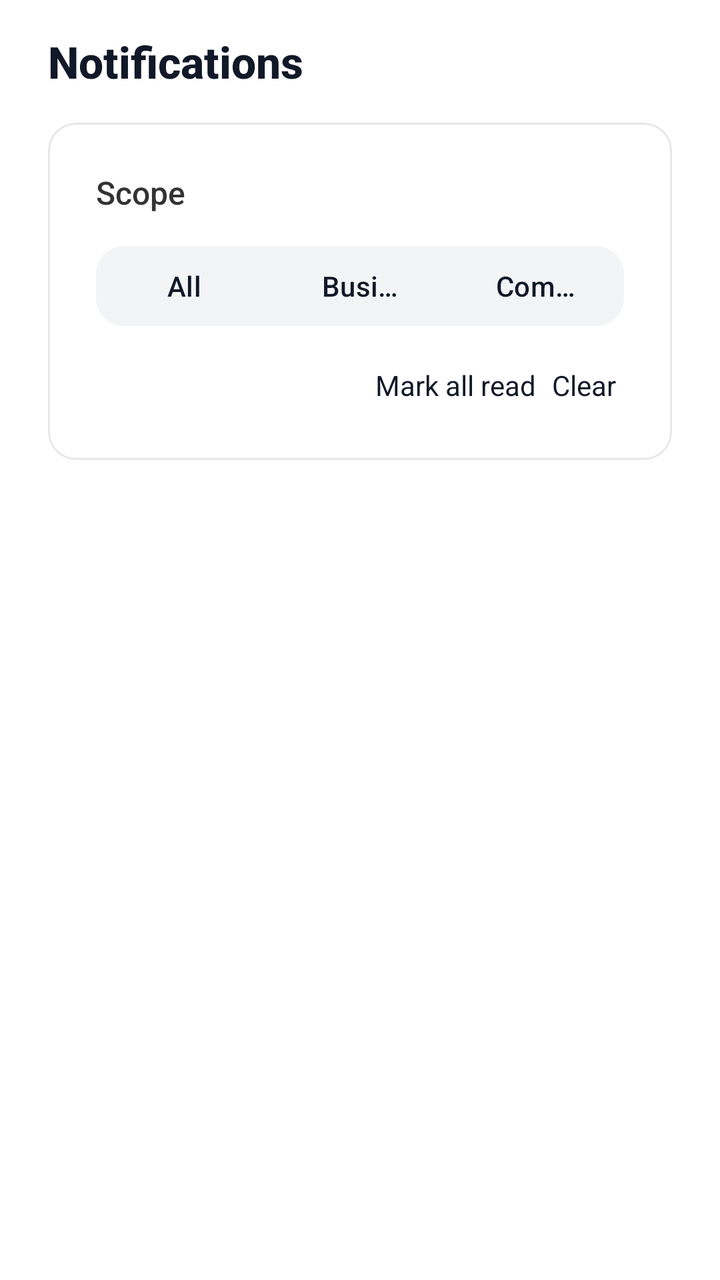
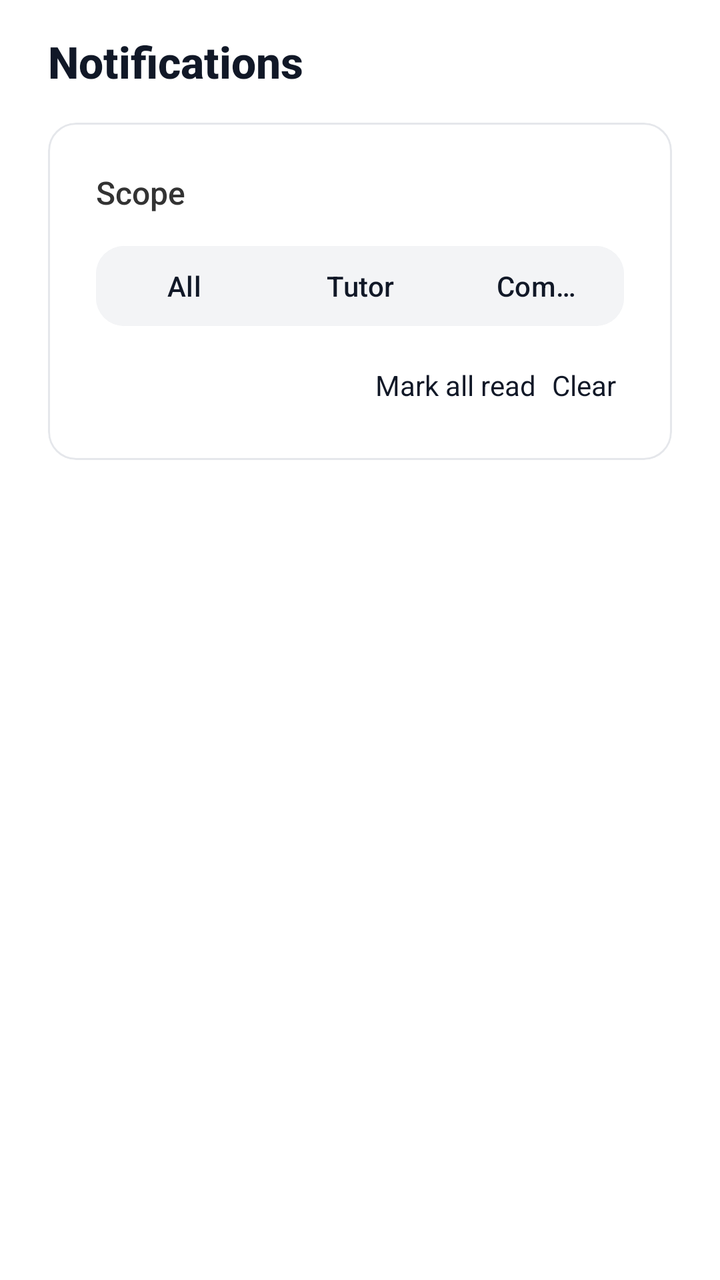

Before-and-after screenshots of an Android layout around one commit, followed by the original layout XML and the change that was made.
<!-- AndroidManifest.xml: application theme Theme.Csci3130Group1 -->
<!-- res/layout/fragment_notifications.xml -->
<?xml version="1.0" encoding="utf-8"?>
<LinearLayout xmlns:android="http://schemas.android.com/apk/res/android"
    xmlns:app="http://schemas.android.com/apk/res-auto"
    android:layout_width="match_parent"
    android:layout_height="match_parent"
    android:orientation="vertical"
    android:paddingHorizontal="24dp"
    android:paddingTop="16dp"
    android:paddingBottom="24dp"
    android:background="#FFFFFF">

    <TextView
        android:id="@+id/notificationsHeader"
        android:layout_width="match_parent"
        android:layout_height="wrap_content"
        android:text="Notifications"
        android:textSize="22sp"
        android:fontFamily="sans-serif-medium"
        android:textStyle="bold"
        android:textColor="#111827"
        android:layout_marginBottom="16dp"/>

    
    <com.google.android.material.card.MaterialCardView
        android:layout_width="match_parent"
        android:layout_height="wrap_content"
        android:layout_marginBottom="16dp"
        app:cardCornerRadius="14dp"
        app:cardElevation="0dp"
        app:cardBackgroundColor="#FFFFFF"
        app:strokeColor="#E5E7EB"
        app:strokeWidth="1dp">

        <LinearLayout
            android:layout_width="match_parent"
            android:layout_height="wrap_content"
            android:orientation="vertical"
            android:padding="24dp">

            <TextView
                android:layout_width="wrap_content"
                android:layout_height="wrap_content"
                android:text="Scope"
                android:textSize="16sp"
                android:textColor="#333333"
                android:fontFamily="sans-serif-medium"
                android:layout_marginBottom="12dp"/>

            <com.google.android.material.button.MaterialButtonToggleGroup
                android:id="@+id/filterToggleGroup"
                android:layout_width="match_parent"
                android:layout_height="wrap_content"
                android:layout_marginBottom="12dp"
                app:singleSelection="true"
                app:selectionRequired="true">

                <com.google.android.material.button.MaterialButton
                    android:id="@+id/btn_all"
                    style="@style/Widget.Material3.Button"
                    android:layout_width="0dp"
                    android:layout_height="wrap_content"
                    android:layout_weight="1"
                    android:text="All"
                    android:textAllCaps="false"
                    android:textColor="@color/toggle_btn_text"
                    android:backgroundTint="@color/toggle_btn_bg_tint"
                    android:checkable="true"
                    android:checked="true"
                    app:cornerRadius="14dp"
                    android:layout_marginEnd="8dp"/>

                <com.google.android.material.button.MaterialButton
                    android:id="@+id/btn_business"
                    style="@style/Widget.Material3.Button"
                    android:layout_width="0dp"
                    android:layout_height="wrap_content"
                    android:layout_weight="1"
                    android:text="Business"
                    android:textAllCaps="false"
                    android:textColor="@color/toggle_btn_text"
                    android:backgroundTint="@color/toggle_btn_bg_tint"
                    android:checkable="true"
                    app:cornerRadius="14dp"
                    android:layout_marginEnd="8dp"/>

                <com.google.android.material.button.MaterialButton
                    android:id="@+id/btn_community"
                    style="@style/Widget.Material3.Button"
                    android:layout_width="0dp"
                    android:layout_height="wrap_content"
                    android:layout_weight="1"
                    android:text="Community"
                    android:textAllCaps="false"
                    android:textColor="@color/toggle_btn_text"
                    android:backgroundTint="@color/toggle_btn_bg_tint"
                    android:checkable="true"
                    app:cornerRadius="14dp"/>
            </com.google.android.material.button.MaterialButtonToggleGroup>

            
            <LinearLayout
                android:id="@+id/notificationActions"
                android:layout_width="match_parent"
                android:layout_height="wrap_content"
                android:orientation="horizontal"
                android:gravity="end">

                <TextView
                    android:id="@+id/btnMarkAllRead"
                    android:layout_width="wrap_content"
                    android:layout_height="wrap_content"
                    android:text="Mark all read"
                    android:textColor="#111827"
                    android:textSize="14sp"
                    android:padding="4dp" />

                <TextView
                    android:id="@+id/btnClear"
                    android:layout_width="wrap_content"
                    android:layout_height="wrap_content"
                    android:text="Clear"
                    android:textColor="#111827"
                    android:textSize="14sp"
                    android:padding="4dp" />
            </LinearLayout>

        </LinearLayout>
    </com.google.android.material.card.MaterialCardView>

    
    <TextView
        android:id="@+id/emptyState"
        android:layout_width="match_parent"
        android:layout_height="wrap_content"
        android:text="All caught up!"
        android:textSize="16sp"
        android:textColor="@color/text_secondary"
        android:gravity="center"
        android:paddingTop="24dp"
        android:paddingBottom="8dp"
        android:visibility="gone" />

    <androidx.recyclerview.widget.RecyclerView
        android:id="@+id/notificationsRecycler"
        android:layout_width="match_parent"
        android:layout_height="0dp"
        android:layout_weight="1"
        android:paddingTop="8dp" />

</LinearLayout>
<!-- resources referenced by this layout -->
<resources>
  <color name="text_secondary">#666666</color>
  <style name="Theme.Csci3130Group1" parent="Base.Theme.Csci3130Group1" />
  <style name="Base.Theme.Csci3130Group1" parent="Theme.Material3.DayNight.NoActionBar">
          
          <item name="colorPrimary">#111827</item>
          <item name="colorOnPrimary">#FFFFFF</item>
          <item name="colorSecondary">#6B7280</item>
          <item name="colorOnSecondary">#FFFFFF</item>
          
          <item name="colorPrimaryContainer">#F3F4F6</item>
          <item name="colorOnPrimaryContainer">#111827</item>
          <item name="colorSecondaryContainer">#F3F4F6</item>
          <item name="colorOnSecondaryContainer">#111827</item>
          <item name="colorTertiary">#9CA3AF</item>
          <item name="colorSurface">#FFFFFF</item>
          <item name="colorOnSurface">#111827</item>
          <item name="colorOutline">#E5E7EB</item>
          <item name="android:navigationBarColor">#FFFFFF</item>
          <item name="android:statusBarColor">#FFFFFF</item>
      </style>
</resources>

<!-- the commit's change to res/layout/fragment_notifications.xml (unified diff, before → after) -->
@@ -38,6 +38,7 @@
             android:padding="24dp">
 
             <TextView
+                android:id="@+id/scopeHeader"
                 android:layout_width="wrap_content"
                 android:layout_height="wrap_content"
                 android:text="Scope"
@@ -75,7 +76,7 @@
                     android:layout_width="0dp"
                     android:layout_height="wrap_content"
                     android:layout_weight="1"
-                    android:text="Business"
+                    android:text="Tutor"
                     android:textAllCaps="false"
                     android:textColor="@color/toggle_btn_text"
                     android:backgroundTint="@color/toggle_btn_bg_tint"
@@ -89,7 +90,7 @@
                     android:layout_width="0dp"
                     android:layout_height="wrap_content"
                     android:layout_weight="1"
-                    android:text="Community"
+                    android:text="Comm"
                     android:textAllCaps="false"
                     android:textColor="@color/toggle_btn_text"
                     android:backgroundTint="@color/toggle_btn_bg_tint"
